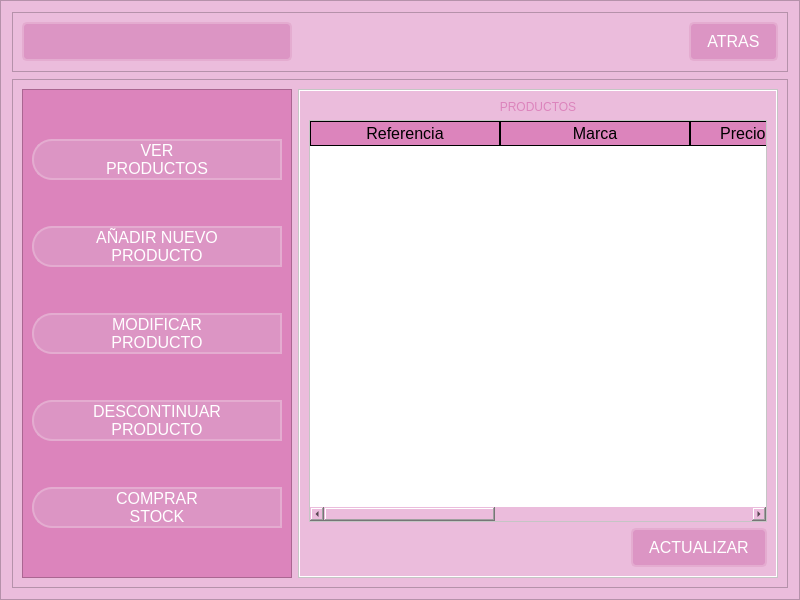
Above: GUI/sub_ventanas/ui/inventario_productos/inventario_productos.ui from C-Sebastian-M/GLAM_MAKEUP_STORE before the change. Below: the same form after it.
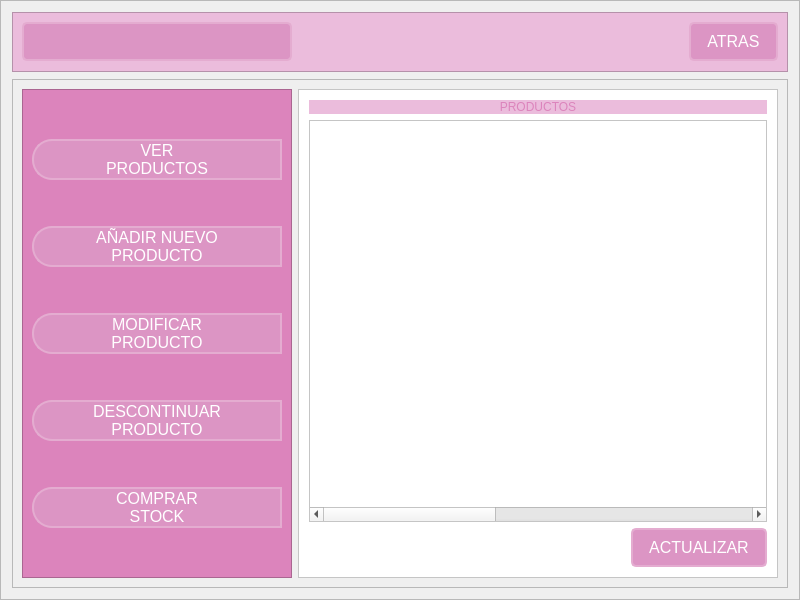
That is the form after the change. The open tabs and pages were chosen to show the change. Icons and pictures are not drawn.

```diff
--- a/GUI/sub_ventanas/ui/inventario_productos/inventario_productos.ui
+++ b/GUI/sub_ventanas/ui/inventario_productos/inventario_productos.ui
@@ -45,7 +45,7 @@
     <item>
      <widget class="QFrame" name="frame">
       <property name="styleSheet">
-       <string notr="true">background-color: rgb(235, 188, 220);</string>
+       <string notr="true"/>
       </property>
       <property name="frameShape">
        <enum>QFrame::StyledPanel</enum>
@@ -430,7 +430,7 @@
                  <item>
                   <widget class="QTableWidget" name="tabla_productos">
                    <attribute name="horizontalHeaderVisible">
-                    <bool>true</bool>
+                    <bool>false</bool>
                    </attribute>
                    <attribute name="horizontalHeaderCascadingSectionResizes">
                     <bool>false</bool>
```
Left out of the diff: 2 changed lines with no effect on the pictures.
